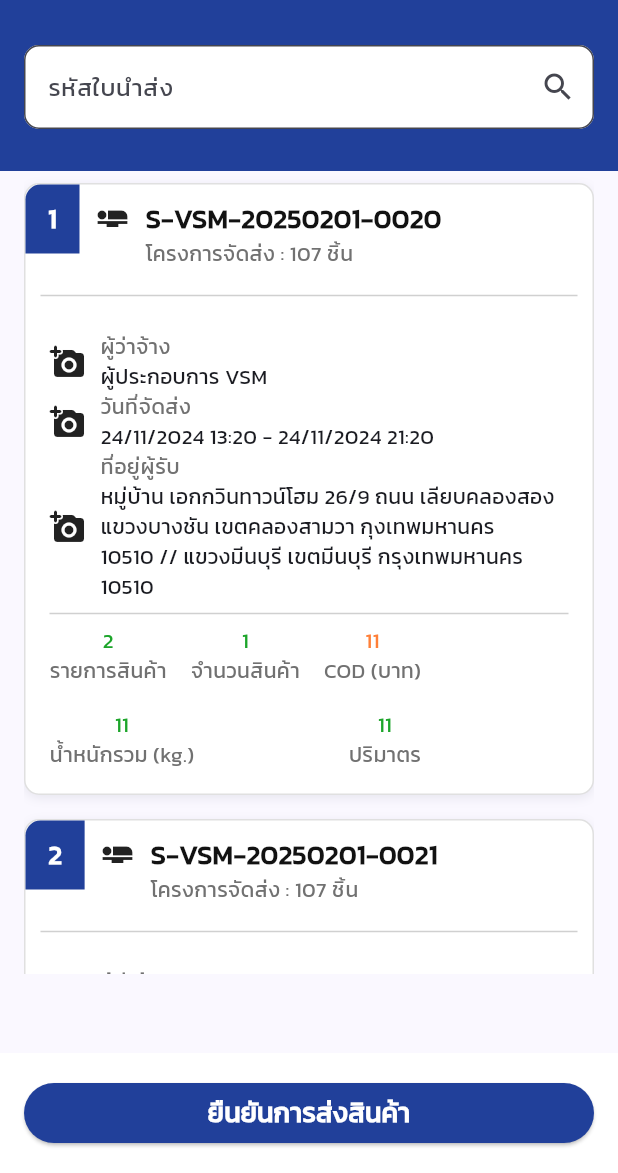
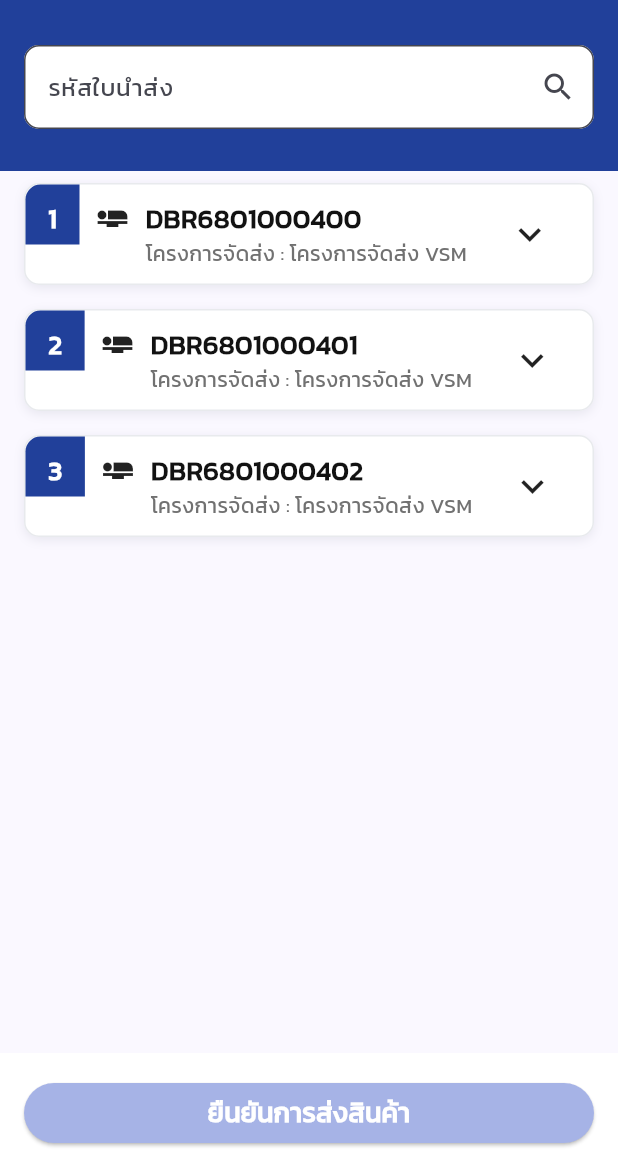
Before and after one commit to Pkrittaya/TMS, a Flutter app: the DropDetailPage screen opened by its route, on a phone screen of 412 x 824 dp, the part 63-1236 px from its top. Run offline on Flutter 3.47's test engine with Material 3 defaults, Android fonts, the phone set to English and light mode, and no system bars; drawn by our look-alikes of flutter_slidable; our stand-ins replace dio, flutter_riverpod, flutter_secure_storage, go_router, image_picker, signature; accounts and stored records are empty.

Commit message:
update 2025-02-17

```diff
--- a/lib/src/pages/menu/main_menu_page.dart
+++ b/lib/src/pages/menu/main_menu_page.dart
@@ -16,8 +16,8 @@ class MainMenuPage extends ConsumerWidget {
 
     final List<Widget> pages = [
       const HomePage(),
+      MyjobPage(),
       NewjobPage(),
-      MyjobPage(),
       SettingsPage(),
     ];
 
--- a/lib/src/pages/menu/widgets/bottom_menu_bar.dart
+++ b/lib/src/pages/menu/widgets/bottom_menu_bar.dart
@@ -16,9 +16,9 @@ class BottomMenuBar extends ConsumerWidget {
       items: const [
         BottomNavigationBarItem(icon: Icon(Icons.home), label: "หน้าหลัก"),
         BottomNavigationBarItem(
-            icon: Icon(Icons.sports_motorsports), label: "งานใหม่"),
+            icon: Icon(Icons.sports_motorsports), label: "งานของฉัน"),
         BottomNavigationBarItem(
-            icon: Icon(Icons.sports_motorsports), label: "งานของฉัน"),
+            icon: Icon(Icons.sports_motorsports), label: "คืนสินค้า"),
         BottomNavigationBarItem(icon: Icon(Icons.settings), label: "ตั้งค่า"),
       ],
     );
--- a/lib/src/pages/myjob/drop_detail/drop_detail_page.dart
+++ b/lib/src/pages/myjob/drop_detail/drop_detail_page.dart
@@ -1,7 +1,10 @@
 import 'package:flutter/material.dart';
 import 'package:flutter_riverpod/flutter_riverpod.dart';
+import 'package:flutter_slidable/flutter_slidable.dart';
 import 'package:go_router/go_router.dart';
 import 'package:tms/src/apptheme.dart';
+import 'package:tms/src/pages/myjob/widgets/card_detail.dart';
+import 'package:tms/src/pages/myjob/widgets/card_job_header.dart';
 
 class DropDetailPage extends ConsumerStatefulWidget {
   const DropDetailPage({super.key, required this.drop});
@@ -13,6 +16,20 @@ class DropDetailPage extends ConsumerStatefulWidget {
 
 class _DropDetailPageState extends ConsumerState<DropDetailPage> {
   TextEditingController searchController = TextEditingController();
+  List<bool> visibleDetails = List.generate(0, (index) => false);
+  List<bool> isChecked = List.generate(0, (index) => false);
+
+  void onHideShowDetailCart(int index) {
+    setState(() {
+      visibleDetails[index] = !visibleDetails[index];
+    });
+  }
+
+  void onCheckBoxCard(int index, bool value) {
+    setState(() {
+      isChecked[index] = value;
+    });
+  }
 
   @override
   Widget build(BuildContext context) {
@@ -56,98 +73,86 @@ class _DropDetailPageState extends ConsumerState<DropDetailPage> {
             ),
           ),
           Container(
-            child: InkWell(
-              onTap: () {
-                context.go('/myjobDeliveryNote');
-              },
             child: Container(
               padding: const EdgeInsets.symmetric(horizontal: 16),
               height: MediaQuery.of(context).size.height * 0.65,
               child: ListView.builder(
                 itemCount: 3,
                 itemBuilder: (context, index) {
-                    return InkWell(
-                      onTap: () {},
-                      child: Container(
-                        alignment: Alignment.topLeft,
-                        margin: EdgeInsets.symmetric(vertical: 8),
-                        decoration: BoxDecoration(
-                          color: AppTheme.white,
-                          borderRadius: BorderRadius.circular(10),
-                          border: Border.all(color: Colors.grey.shade300),
-                          boxShadow: [
-                            BoxShadow(
-                              color: AppTheme.grayD4A50,
-                              blurRadius: 5,
-                              offset: Offset(0, 2),
+                  visibleDetails.add(false);
+                  isChecked.add(false);
+                  return Slidable(
+                    key: ValueKey(index), // ใช้ Key เพื่อระบุแต่ละรายการ
+                    endActionPane: ActionPane(
+                      motion: ScrollMotion(), // หรือใช้ `DrawerMotion()`
+                      children: [
+                        Container(
+                          child: SlidableAction(
+                            onPressed: (context) {
+                              // กด Edit
+                              ScaffoldMessenger.of(context).showSnackBar(
+                                SnackBar(content: Text('Editing ${index}')),
+                              );
+                            },
+                            backgroundColor: Colors.blue,
+                            foregroundColor: Colors.white,
+                            icon: Icons.edit,
+                            label: 'Edit',
+                          ),
                         ),
                       ],
                     ),
+                    child: CardDetail(
                       child: Column(
                         children: [
-                            Row(
+                          CardJobHeader(
+                            index: index + 1,
+                            toggle: visibleDetails[index],
+                            onTap: () {
+                              onHideShowDetailCart(index);
+                            },
+                            checkbox: (widget.drop == "0")
+                                ? Checkbox(
+                                    checkColor: AppTheme.white,
+                                    value: isChecked[index],
+                                    onChanged: (bool? value) {
+                                      onCheckBoxCard(index, value!);
+                                    },
+                                  )
+                                : null,
+                            child: Column(
                               crossAxisAlignment: CrossAxisAlignment.start,
                               children: [
-                                Container(
-                                  padding: EdgeInsets.symmetric(
-                                      horizontal: 15, vertical: 10),
-                                  decoration: BoxDecoration(
-                                    color: AppTheme.sppBlue,
-                                    borderRadius: BorderRadius.only(
-                                      topLeft: Radius.circular(10),
-                                    ),
-                                  ),
-                                  child: Center(
-                                    child: Text(
-                                      '${index + 1}',
-                                      style: TextStyle(
-                                        fontSize: 18,
-                                        fontWeight: FontWeight.bold,
-                                        color: AppTheme.white,
-                                      ),
-                                    ),
-                                  ),
-                                ),
-                                const SizedBox(
-                                  width: 10,
-                                ),
-                                Container(
-                                    padding: EdgeInsets.symmetric(vertical: 10),
-                                    child: Icon(Icons.airline_seat_flat)),
-                                const SizedBox(
-                                  width: 10,
-                                ),
-                                Container(
-                                  padding: EdgeInsets.symmetric(vertical: 10),
-                                  child: Column(
-                                    crossAxisAlignment:
-                                        CrossAxisAlignment.start,
-                                    children: [
                                 Text(
-                                        'S-VSM-20250201-002${index}',
+                                  'DBR680100040${index}',
                                   style: TextStyle(
                                     fontSize: 18,
                                     fontWeight: FontWeight.bold,
                                     color: AppTheme.black,
                                   ),
                                 ),
-                                      Text(
-                                        'โครงการจัดส่ง : 107 ชิ้น',
+                                Center(
+                                  child: Text(
+                                    'โครงการจัดส่ง : โครงการจัดส่ง VSM',
                                     style: TextStyle(
                                       color: AppTheme.black60,
+                                    ),
                                   ),
                                 ),
                               ],
                             ),
                           ),
-                              ],
-                            ),
-                            Divider(
+                          Visibility(
+                            visible: visibleDetails[index],
+                            child: Divider(
                               color: AppTheme.black20,
                               indent: 10,
                               endIndent: 10,
                             ),
-                            Padding(
+                          ),
+                          Visibility(
+                            visible: visibleDetails[index],
+                            child: Padding(
                               padding: const EdgeInsets.all(16),
                               child: Column(
                                 crossAxisAlignment: CrossAxisAlignment.start,
@@ -192,12 +197,12 @@ class _DropDetailPageState extends ConsumerState<DropDetailPage> {
                                 ],
                               ),
                             ),
+                          ),
                         ],
                       ),
                     ),
                   );
                 },
-                ),
               ),
             ),
           ),
@@ -215,7 +220,9 @@ class _DropDetailPageState extends ConsumerState<DropDetailPage> {
                 }
               },
               style: ElevatedButton.styleFrom(
-                backgroundColor: AppTheme.sppBlue,
+                backgroundColor: (isChecked.length > 0)
+                    ? AppTheme.sppBlue
+                    : AppTheme.sppBlue40,
               ),
               child: Text(
                 'ยืนยันการส่งสินค้า',
@@ -272,45 +279,4 @@ class _DropDetailPageState extends ConsumerState<DropDetailPage> {
       ],
     );
   }
-
-  Widget renderDetailCar(
-      {String text = "",
-      String count = "",
-      IconData icon = Icons.access_time_sharp}) {
-    return Container(
-      padding: EdgeInsets.all(16),
-      decoration: BoxDecoration(
-        color: AppTheme.grayD4A50,
-        borderRadius: BorderRadius.circular(10),
-        border: Border.all(color: AppTheme.grayD4A50),
-        boxShadow: [
-          BoxShadow(
-            color: AppTheme.grayD4A50,
-            blurRadius: 5,
-            offset: Offset(0, 2),
-          ),
-        ],
-      ),
-      child: Row(
-        children: [
-          Icon(icon),
-          const SizedBox(
-            width: 20,
-          ),
-          Column(
-            crossAxisAlignment: CrossAxisAlignment.end,
-            children: [
-              Text(text),
-              Text(
-                count,
-                style: TextStyle(color: AppTheme.green),
-                softWrap: true,
-                overflow: TextOverflow.visible,
-              )
-            ],
-          ),
-        ],
-      ),
-    );
 }
-}
--- /dev/null
+++ b/lib/src/pages/myjob/widgets/card_detail.dart
@@ -0,0 +1,30 @@
+import 'package:flutter/widgets.dart';
+import 'package:tms/src/apptheme.dart';
+
+class CardDetail extends StatelessWidget {
+  const CardDetail({super.key, required this.child, this.padding});
+
+  final Widget child;
+  final EdgeInsetsGeometry? padding;
+
+  @override
+  Widget build(BuildContext context) {
+    return Container(
+        padding: padding,
+        alignment: Alignment.topLeft,
+        margin: EdgeInsets.symmetric(vertical: 8),
+        decoration: BoxDecoration(
+          color: AppTheme.white,
+          borderRadius: BorderRadius.circular(10),
+          border: Border.all(color: AppTheme.grayD1D5DB),
+          boxShadow: [
+            BoxShadow(
+              color: AppTheme.grayD4A50,
+              blurRadius: 5,
+              offset: Offset(0, 2),
+            ),
+          ],
+        ),
+        child: child);
+  }
+}
--- /dev/null
+++ b/lib/src/pages/myjob/widgets/card_job_header.dart
@@ -0,0 +1,73 @@
+import 'package:flutter/material.dart';
+import 'package:tms/src/apptheme.dart';
+
+class CardJobHeader extends StatelessWidget {
+  const CardJobHeader(
+      {super.key,
+      required this.index,
+      required this.child,
+      this.onTap,
+      required this.toggle,
+      this.checkbox});
+
+  final int index;
+  final Widget child;
+  final Function()? onTap;
+  final bool toggle;
+  final Widget? checkbox;
+
+  @override
+  Widget build(BuildContext context) {
+    return IntrinsicHeight(
+      child: Row(
+        crossAxisAlignment: CrossAxisAlignment.start,
+        children: [
+          Container(
+            padding: EdgeInsets.symmetric(horizontal: 15, vertical: 10),
+            height: 40,
+            decoration: BoxDecoration(
+              color: AppTheme.sppBlue,
+              borderRadius: BorderRadius.only(
+                topLeft: Radius.circular(10),
+              ),
+            ),
+            child: Center(
+              child: Text(
+                '$index',
+                style: TextStyle(
+                  fontSize: 18,
+                  fontWeight: FontWeight.bold,
+                  color: AppTheme.white,
+                ),
+              ),
+            ),
+          ),
+          const SizedBox(
+            width: 10,
+          ),
+          Container(
+              padding: EdgeInsets.symmetric(vertical: 10),
+              child: (checkbox == null)
+                  ? Icon(Icons.airline_seat_flat)
+                  : checkbox),
+          const SizedBox(
+            width: 10,
+          ),
+          Container(padding: EdgeInsets.symmetric(vertical: 10), child: child),
+          Expanded(
+            child: InkWell(
+              onTap: onTap,
+              child: Align(
+                alignment: Alignment.center,
+                child: Icon(
+                  toggle ? Icons.keyboard_arrow_up : Icons.keyboard_arrow_down,
+                  size: 30,
+                ),
+              ),
+            ),
+          )
+        ],
+      ),
+    );
+  }
+}
--- a/pubspec.yaml
+++ b/pubspec.yaml
@@ -52,6 +52,7 @@ dependencies:
   signature: ^5.5.0
   geolocator: ^13.0.2
   google_maps_flutter: ^2.10.0
+  flutter_slidable: ^4.0.0
 
 dev_dependencies:
   flutter_test:
```
Also changed, not shown: lib/src/pages/giveback/giveback_page.dart (added, +15 -0 lines), lib/src/pages/myjob/drop/drop_page.dart (+2 -15 lines), lib/src/pages/myjob/myjob_page.dart (+33 -67 lines), pubspec.lock. Lines whose indentation alone changed are shown as unchanged.
